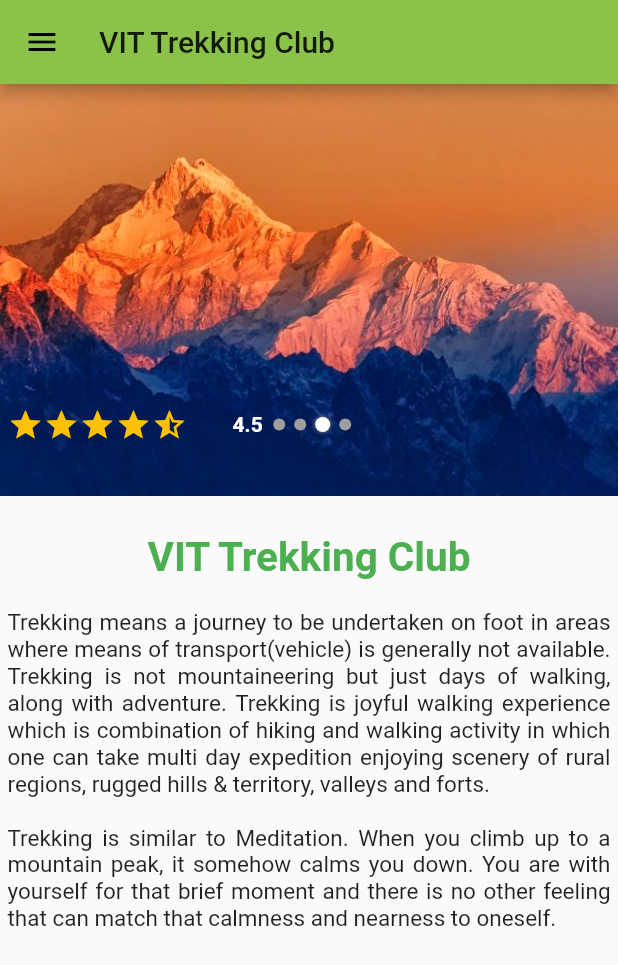
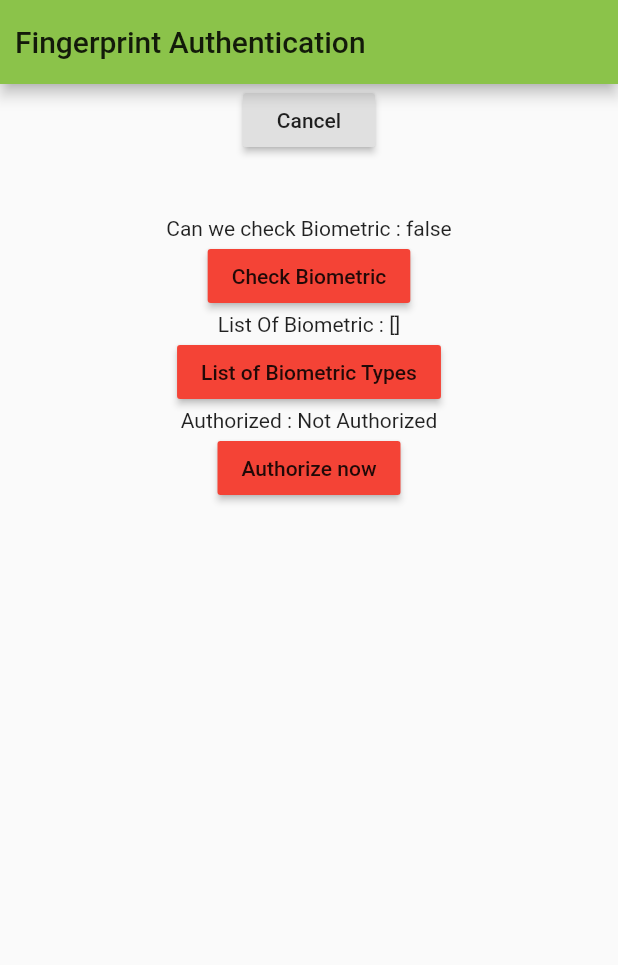
Before and after one commit to yashrastogi11/trekking-club, a Flutter app: the screen it shows after launch, on a phone screen of 412 x 824 dp. Shown: the top 965 px of the screen. Run offline on Flutter 3.47's test engine with Material 2 defaults, Android fonts, the phone set to English and light mode, and no system bars; our stand-ins replace flare_flutter, local_auth.

Commit message:
Fingerprint addition

```diff
--- /dev/null
+++ b/lib/fingerprint.dart
@@ -0,0 +1,144 @@
+import 'dart:io';
+import 'package:flare_flutter/flare_actor.dart';
+import "package:flutter/material.dart";
+import 'package:flutter/services.dart';
+import 'package:local_auth/local_auth.dart';
+import 'package:trekking_club/main.dart';
+
+class Authenticate extends StatelessWidget {
+
+  @override
+  Widget build(BuildContext context) {
+    return MaterialApp(
+      debugShowCheckedModeBanner: false,
+      title: 'Trekking',
+      theme: ThemeData(
+        primarySwatch: Colors.lightGreen,
+      ),
+      home: Fingerprint(),
+    );
+  }
+}
+
+class Fingerprint extends StatefulWidget {
+  @override
+  _FingerprintState createState() => _FingerprintState();
+}
+
+class _FingerprintState extends State<Fingerprint> {
+  final LocalAuthentication _localAuthentication = LocalAuthentication();
+  bool _canCheckBiometric = false;
+  String _authorizedOrNot = "Not Authorized";
+  List<BiometricType> _availableBiometricTypes = List<BiometricType>();
+
+  @override
+  void initState() {
+    super.initState();
+
+    _authorizeNow();
+  }
+
+  Future<void> _checkBiometric() async {
+    bool canCheckBiometric = false;
+    try {
+      canCheckBiometric = await _localAuthentication.canCheckBiometrics;
+    } on PlatformException catch (e) {
+      print(e);
+    }
+
+    if (!mounted) return;
+
+    setState(() {
+      _canCheckBiometric = canCheckBiometric;
+    });
+  }
+
+  Future<void> _getListOfBiometricTypes() async {
+    List<BiometricType> listOfBiometrics;
+
+    try {
+      listOfBiometrics = await _localAuthentication.getAvailableBiometrics();
+    } on PlatformException catch (e) {
+      print(e);
+    }
+
+    if (!mounted) return;
+
+    setState(() {
+      _availableBiometricTypes = listOfBiometrics;
+    });
+  }
+
+  Future<void> _authorizeNow() async {
+    bool isAuthorized = false;
+    try {
+      isAuthorized = await _localAuthentication.authenticateWithBiometrics(
+        localizedReason: "Please authenticate to complete your transaction",
+        useErrorDialogs: true,
+        stickyAuth: true,
+      );
+    } on PlatformException catch (e) {
+      print(e);
+    }
+
+    if (!mounted) return;
+
+    setState(() {
+      if (isAuthorized) {
+        _authorizedOrNot = "Authorized";
+        Future.delayed(const Duration(seconds: 5), () => FlareActor("images/brain,flr",
+        alignment: Alignment(-0.8, 0.0),
+        animation: "brain",
+        shouldClip: true,
+        )
+        );
+        runApp(MyApp());
+      } else {
+        _authorizedOrNot = "Not Authorized";
+      }
+    });
+  }
+
+  @override
+  Widget build(BuildContext context) {
+    return Scaffold(
+      appBar: AppBar(
+        title: Text("Fingerprint Authentication"),
+        elevation: 4.0,
+        titleSpacing: 10.0,
+      ),
+      body: Center(
+        child: Column(
+          children: <Widget>[
+            RaisedButton(
+              child: Text("Cancel"),
+              onPressed: () => exit(0),
+            ),
+            SizedBox(height: 40),
+            Text("Can we check Biometric : $_canCheckBiometric"),
+            RaisedButton(
+              onPressed: _checkBiometric,
+              child: Text("Check Biometric"),
+              color: Colors.red,
+              colorBrightness: Brightness.light,
+            ),
+            Text("List Of Biometric : ${_availableBiometricTypes.toString()}"),
+            RaisedButton(
+              onPressed: _getListOfBiometricTypes,
+              child: Text("List of Biometric Types"),
+              color: Colors.red,
+              colorBrightness: Brightness.light,
+            ),
+            Text("Authorized : $_authorizedOrNot"),
+            RaisedButton(
+              onPressed: _authorizeNow,
+              child: Text("Authorize now"),
+              color: Colors.red,
+              colorBrightness: Brightness.light,
+            ),
+          ],
+        ),
+      ),
+    );
+  }
+}
--- a/pubspec.yaml
+++ b/pubspec.yaml
@@ -20,6 +20,8 @@ dependencies:
   # Use with the CupertinoIcons class for iOS style icons.
   cupertino_icons: ^0.1.2
   url_launcher: ^3.0.3
+  local_auth:
+  flare_flutter:
 
 
 
@@ -65,6 +67,7 @@ flutter:
     - images/17.jpg
     - images/facebook.png
     - images/instagram.png
+    - images/brain.flr
 
 
 
```
Also changed, not shown: lib/contact.dart (+2 -15 lines), lib/main.dart (+6 -2 lines), 3 other files.
